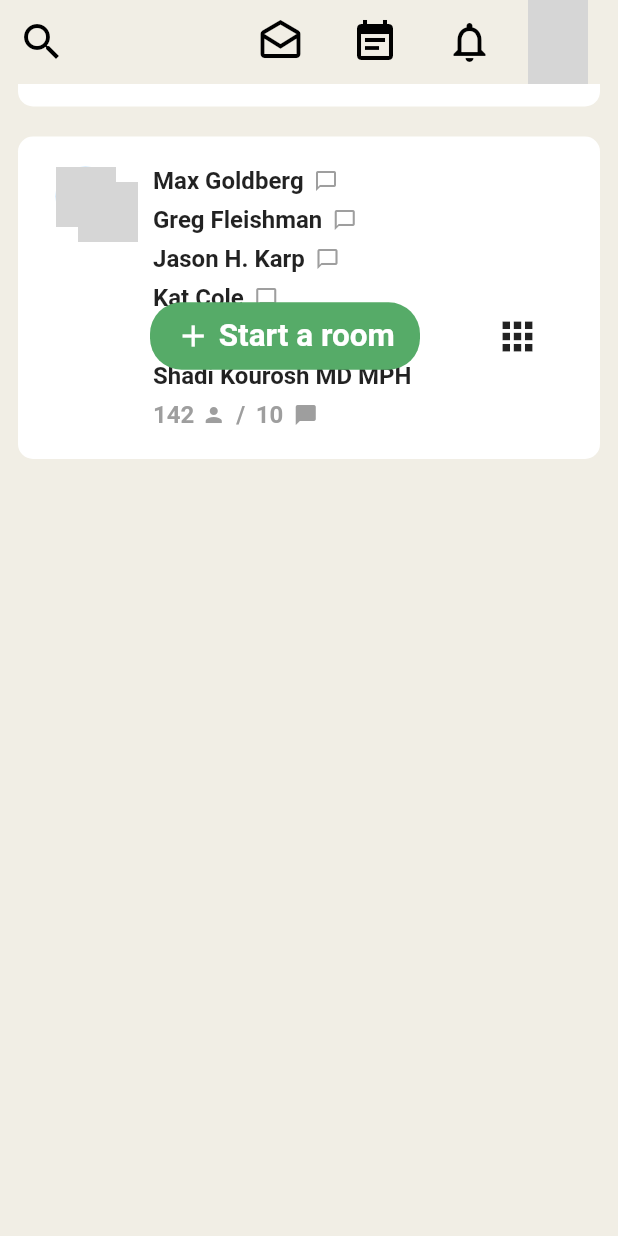
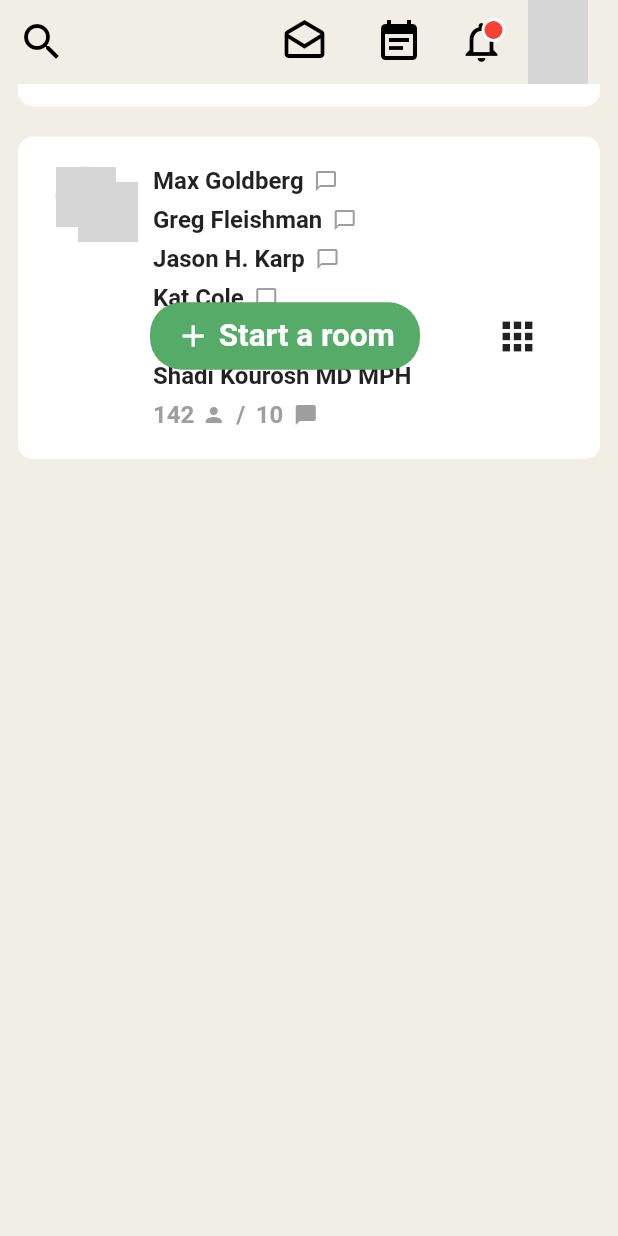
Before and after one commit to WaelDev/clubhouse_ui_clone, a Flutter app: the screen it shows after launch, scrolled down 432 dp, after a tap on the "notifications" icon, on a phone screen of 412 x 824 dp. Run offline on Flutter 3.47's test engine with Material 2 defaults, Android fonts, the phone set to English and light mode, and no system bars; grey boxes are pictures that could not be loaded.

Commit message:
build notification Button component

```diff
--- a/lib/views/components/custom_app_bar.dart
+++ b/lib/views/components/custom_app_bar.dart
@@ -1,4 +1,6 @@
 import 'package:flutter/material.dart';
+
+import 'notification_btn.dart';
 
 AppBar customAppBar(BuildContext context, String title) {
   return AppBar(
@@ -37,16 +39,7 @@ AppBar customAppBar(BuildContext context, String title) {
         },
       ),
       SizedBox(width: 15),
-      IconButton(
-        icon: Icon(
-          Icons.notifications_outlined,
-          color: Colors.black,
-          size: 32,
-        ),
-        onPressed: () {
-          print('go to notifications');
-        },
-      ),
+      notificationBtn(),
       SizedBox(width: 15),
       InkWell(
         child: CircleAvatar(
--- /dev/null
+++ b/lib/views/components/notification_btn.dart
@@ -0,0 +1,29 @@
+import 'package:flutter/material.dart';
+
+Widget notificationBtn() {
+  return InkWell(
+    onTap: () => print('go to notification screen'),
+    child: Container(
+      child: Center(
+        child: Stack(
+          alignment: Alignment.topRight,
+          children: [
+            Icon(
+              Icons.notifications_outlined,
+              color: Colors.black,
+              size: 32,
+            ),
+            CircleAvatar(
+              backgroundColor: Colors.white,
+              radius: 8,
+              child: CircleAvatar(
+                backgroundColor: Colors.red,
+                radius: 6,
+              ),
+            ),
+          ],
+        ),
+      ),
+    ),
+  );
+}
```
